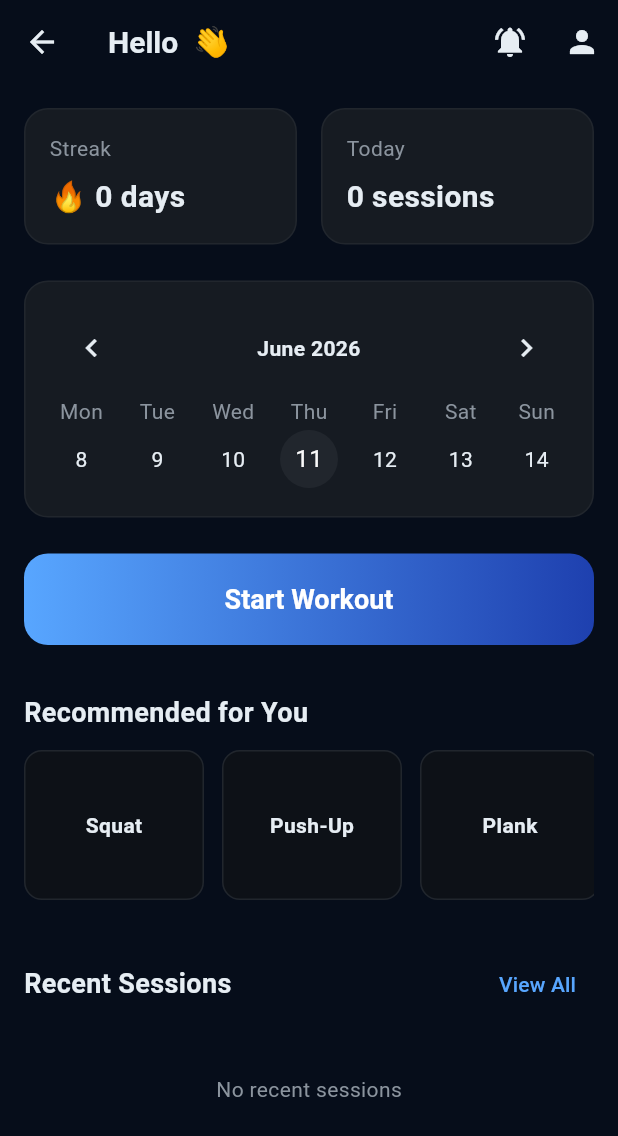
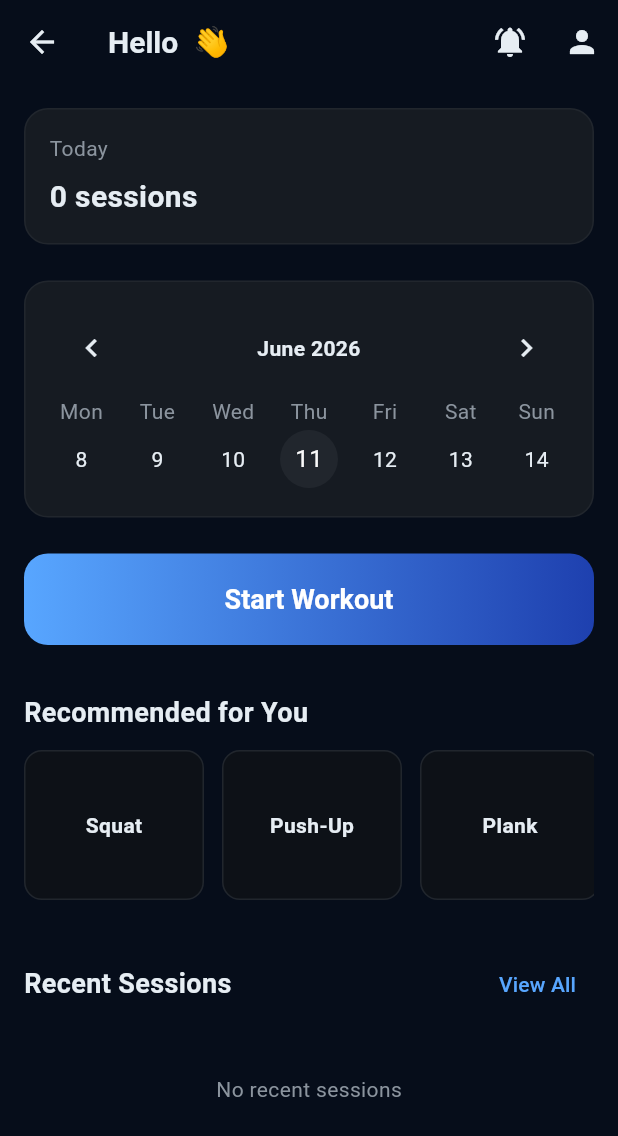
Before and after one commit to abdulhanan10/BioMechAI, a Flutter app: the HomeScreen screen opened by its route, on a phone screen of 412 x 824 dp. Shown: the top 1136 px of the screen. Run offline on Flutter 3.47's test engine with Material 3 defaults, Android fonts, the phone set to English and light mode, and no system bars; drawn by our look-alikes of table_calendar; our stand-ins replace camera, cloud_firestore, firebase_auth, firebase_core, firebase_messaging, firebase_storage and 3 more; missing offline and left inert: google_mlkit_pose_detection; accounts and stored records are empty.

Commit message:
Remove streak display from web dashboard and mobile app

```diff
--- a/lib/screens/home_screen.dart
+++ b/lib/screens/home_screen.dart
@@ -84,29 +84,8 @@ class _HomeScreenState extends State<HomeScreen> {
               child: ListView(
                 padding: const EdgeInsets.all(16),
                 children: [
-                  Row(
-                    children: [
-                      Expanded(
-                        child: Container(
-                          padding: const EdgeInsets.all(16),
-                          decoration: BoxDecoration(
-                            color: AppTheme.card2,
-                            borderRadius: BorderRadius.circular(16),
-                            border: Border.all(color: AppTheme.border),
-                          ),
-                          child: Column(
-                            crossAxisAlignment: CrossAxisAlignment.start,
-                            children: [
-                              const Text('Streak', style: TextStyle(color: AppTheme.muted)),
-                              const SizedBox(height: 8),
-                              Text('🔥 ${user.streakCount} days', style: const TextStyle(color: AppTheme.text, fontSize: 20, fontWeight: FontWeight.bold)),
-                            ],
-                          ),
-                        ),
-                      ),
-                      const SizedBox(width: 16),
-                      Expanded(
-                        child: Container(
+                  Container(
+                    width: double.infinity,
                     padding: const EdgeInsets.all(16),
                     decoration: BoxDecoration(
                       color: AppTheme.card2,
@@ -121,9 +100,6 @@ class _HomeScreenState extends State<HomeScreen> {
                         Text('${_recentSessions.where((s) => s.sessionDate.day == DateTime.now().day).length} sessions', style: const TextStyle(color: AppTheme.text, fontSize: 20, fontWeight: FontWeight.bold)),
                       ],
                     ),
-                        ),
-                      ),
-                    ],
                   ),
                   const SizedBox(height: 24),
                   MiniCalendar(
```
Also changed, not shown: 1 other file. Lines whose indentation alone changed are shown as unchanged.
